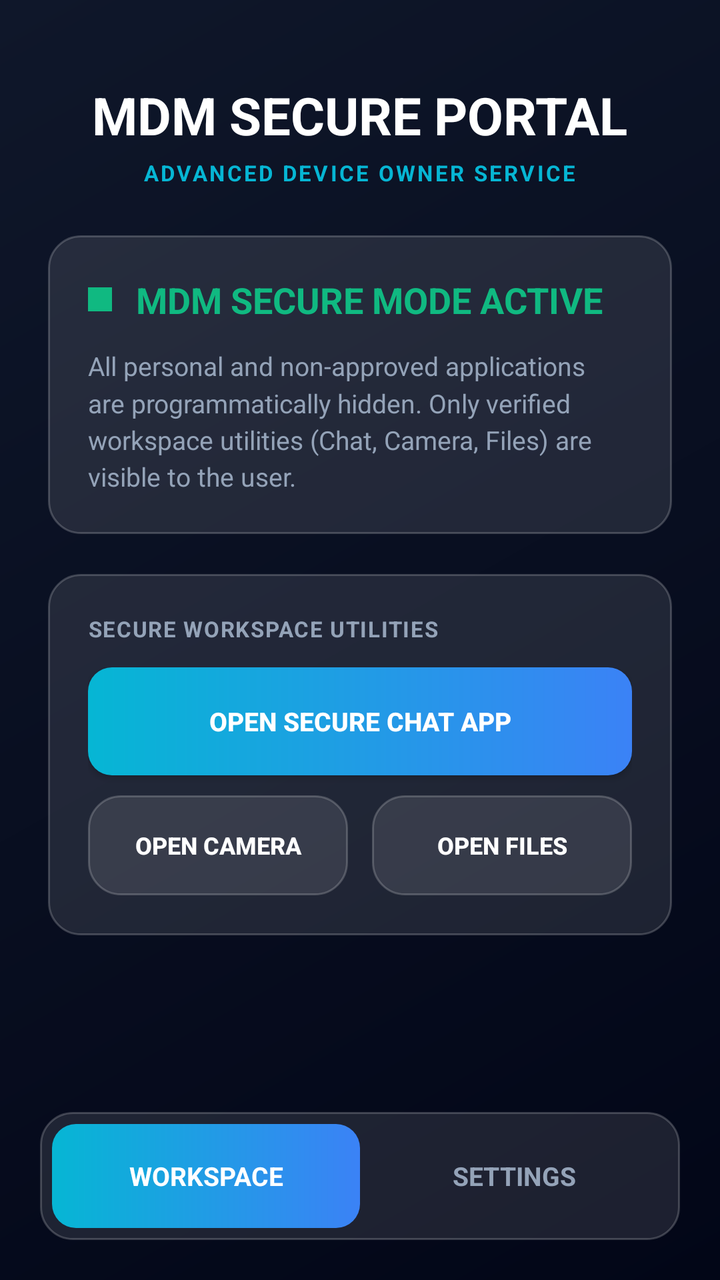
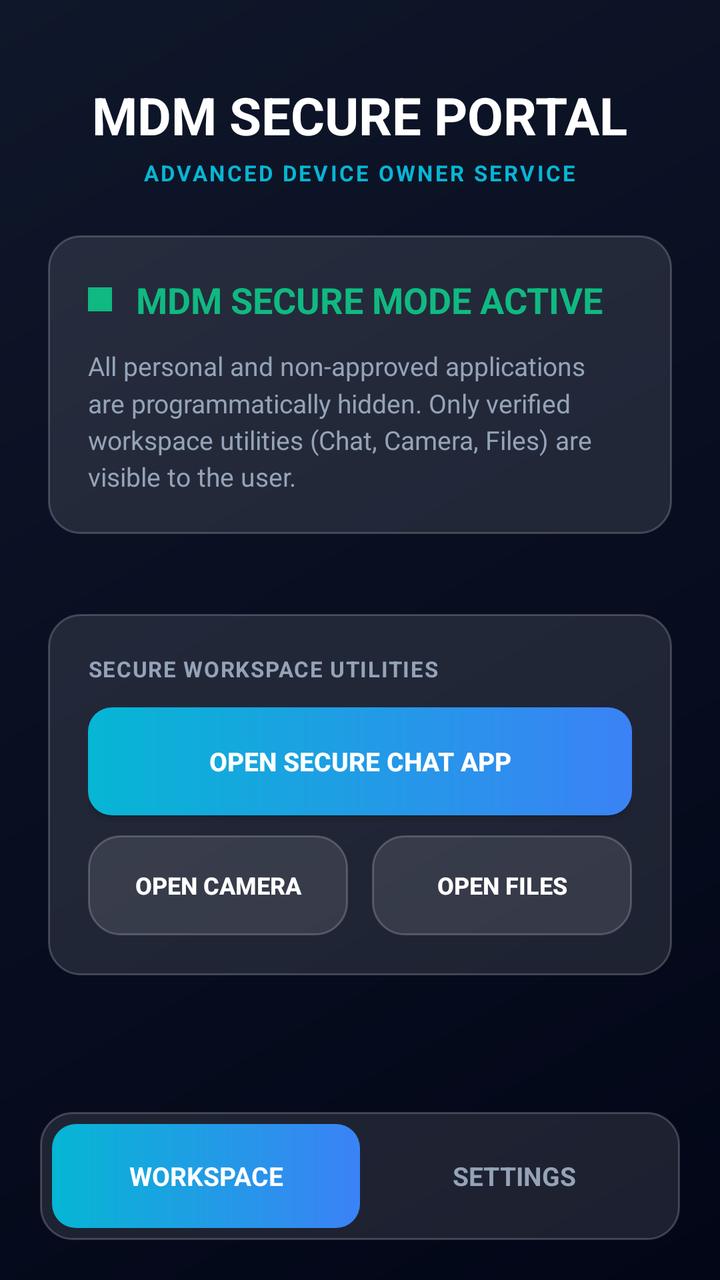

Screens rendered from an Android XML layout before and after an edit, with the pre-edit source and the edit as a unified diff.
<!-- AndroidManifest.xml: activity theme Theme.AppCompat.NoActionBar -->
<!-- res/layout/activity_main.xml -->
<?xml version="1.0" encoding="utf-8"?>
<FrameLayout xmlns:android="http://schemas.android.com/apk/res/android"
    android:layout_width="match_parent"
    android:layout_height="match_parent"
    android:background="@drawable/dashboard_bg">

    <LinearLayout
        android:layout_width="match_parent"
        android:layout_height="match_parent"
        android:orientation="vertical">

        
        <FrameLayout
            android:layout_width="match_parent"
            android:layout_height="0dp"
            android:layout_weight="1">

            
            <ScrollView
                android:id="@+id/layout_workspace"
                android:layout_width="match_parent"
                android:layout_height="match_parent"
                android:fillViewport="true"
                android:scrollbars="none"
                android:visibility="visible">

                <LinearLayout
                    android:layout_width="match_parent"
                    android:layout_height="wrap_content"
                    android:orientation="vertical"
                    android:padding="24dp">

                    
                    <TextView
                        android:layout_width="wrap_content"
                        android:layout_height="wrap_content"
                        android:layout_gravity="center_horizontal"
                        android:layout_marginTop="16dp"
                        android:text="MDM SECURE PORTAL"
                        android:textColor="@color/text_primary"
                        android:textSize="26sp"
                        android:textStyle="bold" />

                    <TextView
                        android:layout_width="wrap_content"
                        android:layout_height="wrap_content"
                        android:layout_gravity="center_horizontal"
                        android:layout_marginTop="4dp"
                        android:text="ADVANCED DEVICE OWNER SERVICE"
                        android:textColor="@color/accent_blue_start"
                        android:textSize="11sp"
                        android:textStyle="bold"
                        android:letterSpacing="0.1" />

                    
                    <View
                        android:layout_width="match_parent"
                        android:layout_height="24dp" />

                    
                    <LinearLayout
                        android:layout_width="match_parent"
                        android:layout_height="wrap_content"
                        android:background="@drawable/glass_card_bg"
                        android:orientation="vertical"
                        android:padding="20dp">

                        <LinearLayout
                            android:layout_width="match_parent"
                            android:layout_height="wrap_content"
                            android:gravity="center_vertical"
                            android:orientation="horizontal">

                            
                            <View
                                android:id="@+id/v_status_dot"
                                android:layout_width="12dp"
                                android:layout_height="12dp"
                                android:background="@color/accent_green_start" />

                            <TextView
                                android:id="@+id/tv_status_title"
                                android:layout_width="wrap_content"
                                android:layout_height="wrap_content"
                                android:layout_marginStart="12dp"
                                android:text="MDM SECURE MODE ACTIVE"
                                android:textColor="@color/accent_green_start"
                                android:textSize="18sp"
                                android:textStyle="bold" />
                        </LinearLayout>

                        <TextView
                            android:id="@+id/tv_status_desc"
                            android:layout_width="match_parent"
                            android:layout_height="wrap_content"
                            android:layout_marginTop="12dp"
                            android:text="All personal and non-approved applications are programmatically hidden. Only verified workspace utilities (Chat, Camera, Files) are visible to the user."
                            android:textColor="@color/text_secondary"
                            android:textSize="13sp"
                            android:lineSpacingMultiplier="1.2" />
                    </LinearLayout>

                    
                    <View
                        android:layout_width="match_parent"
                        android:layout_height="20dp" />

                    
                    <LinearLayout
                        android:layout_width="match_parent"
                        android:layout_height="wrap_content"
                        android:background="@drawable/glass_card_bg"
                        android:orientation="vertical"
                        android:padding="20dp">

                        <TextView
                            android:layout_width="wrap_content"
                            android:layout_height="wrap_content"
                            android:text="SECURE WORKSPACE UTILITIES"
                            android:textColor="@color/text_secondary"
                            android:textSize="11sp"
                            android:textStyle="bold"
                            android:letterSpacing="0.05" />

                        
                        <LinearLayout
                            android:layout_width="match_parent"
                            android:layout_height="wrap_content"
                            android:layout_marginTop="12dp"
                            android:orientation="vertical">

                            
                            <Button
                                android:id="@+id/btn_launch_chat"
                                android:layout_width="match_parent"
                                android:layout_height="54dp"
                                android:background="@drawable/accent_btn_bg"
                                android:text="OPEN SECURE CHAT APP"
                                android:textColor="@color/text_primary"
                                android:textSize="13sp"
                                android:textStyle="bold" />

                            
                            <LinearLayout
                                android:layout_width="match_parent"
                                android:layout_height="50dp"
                                android:layout_marginTop="10dp"
                                android:orientation="horizontal">

                                <Button
                                    android:id="@+id/btn_launch_camera"
                                    android:layout_width="0dp"
                                    android:layout_height="match_parent"
                                    android:layout_weight="1"
                                    android:layout_marginEnd="6dp"
                                    android:background="@drawable/glass_card_bg"
                                    android:text="OPEN CAMERA"
                                    android:textColor="@color/text_primary"
                                    android:textSize="12sp"
                                    android:textStyle="bold" />

                                <Button
                                    android:id="@+id/btn_launch_files"
                                    android:layout_width="0dp"
                                    android:layout_height="match_parent"
                                    android:layout_weight="1"
                                    android:layout_marginStart="6dp"
                                    android:background="@drawable/glass_card_bg"
                                    android:text="OPEN FILES"
                                    android:textColor="@color/text_primary"
                                    android:textSize="12sp"
                                    android:textStyle="bold" />
                            </LinearLayout>
                        </LinearLayout>
                    </LinearLayout>

                </LinearLayout>
            </ScrollView>

            
            <ScrollView
                android:id="@+id/layout_settings"
                android:layout_width="match_parent"
                android:layout_height="match_parent"
                android:fillViewport="true"
                android:scrollbars="none"
                android:visibility="gone">

                <LinearLayout
                    android:layout_width="match_parent"
                    android:layout_height="wrap_content"
                    android:orientation="vertical"
                    android:padding="24dp">

                    
                    <TextView
                        android:layout_width="wrap_content"
                        android:layout_height="wrap_content"
                        android:layout_gravity="center_horizontal"
                        android:layout_marginTop="16dp"
                        android:text="MDM SETTINGS"
                        android:textColor="@color/text_primary"
                        android:textSize="26sp"
                        android:textStyle="bold" />

                    <TextView
                        android:layout_width="wrap_content"
                        android:layout_height="wrap_content"
                        android:layout_gravity="center_horizontal"
                        android:layout_marginTop="4dp"
                        android:text="SYSTEM LAYER MANAGEMENT"
                        android:textColor="@color/accent_blue_start"
                        android:textSize="11sp"
                        android:textStyle="bold"
                        android:letterSpacing="0.1" />

                    
                    <View
                        android:layout_width="match_parent"
                        android:layout_height="24dp" />

                    
                    <LinearLayout
                        android:layout_width="match_parent"
                        android:layout_height="wrap_content"
                        android:background="@drawable/glass_card_bg"
                        android:orientation="vertical"
                        android:padding="20dp">

                        <TextView
                            android:layout_width="wrap_content"
                            android:layout_height="wrap_content"
                            android:text="DEVICE DIAGNOSTICS"
                            android:textColor="@color/text_secondary"
                            android:textSize="11sp"
                            android:textStyle="bold"
                            android:letterSpacing="0.05" />

                        
                        <LinearLayout
                            android:layout_width="match_parent"
                            android:layout_height="wrap_content"
                            android:layout_marginTop="12dp"
                            android:orientation="vertical">

                            <LinearLayout
                                android:layout_width="match_parent"
                                android:layout_height="wrap_content"
                                android:orientation="horizontal"
                                android:paddingVertical="8dp">
                                <TextView
                                    android:layout_width="120dp"
                                    android:layout_height="wrap_content"
                                    android:text="Device ID:"
                                    android:textColor="@color/text_secondary"
                                    android:textSize="13sp" />
                                <TextView
                                    android:id="@+id/tv_device_id"
                                    android:layout_width="wrap_content"
                                    android:layout_height="wrap_content"
                                    android:text="Offline"
                                    android:textColor="@color/text_primary"
                                    android:textSize="13sp" />
                            </LinearLayout>

                            <LinearLayout
                                android:layout_width="match_parent"
                                android:layout_height="wrap_content"
                                android:orientation="horizontal"
                                android:paddingVertical="8dp">
                                <TextView
                                    android:layout_width="120dp"
                                    android:layout_height="wrap_content"
                                    android:text="IMEI / SN:"
                                    android:textColor="@color/text_secondary"
                                    android:textSize="13sp" />
                                <TextView
                                    android:id="@+id/tv_imei"
                                    android:layout_width="wrap_content"
                                    android:layout_height="wrap_content"
                                    android:text="Unavailable"
                                    android:textColor="@color/text_primary"
                                    android:textSize="13sp" />
                            </LinearLayout>

                            <LinearLayout
                                android:layout_width="match_parent"
                                android:layout_height="wrap_content"
                                android:orientation="horizontal"
                                android:paddingVertical="8dp">
                                <TextView
                                    android:layout_width="120dp"
                                    android:layout_height="wrap_content"
                                    android:text="DPC Owner:"
                                    android:textColor="@color/text_secondary"
                                    android:textSize="13sp" />
                                <TextView
                                    android:id="@+id/tv_dpc_owner"
                                    android:layout_width="wrap_content"
                                    android:layout_height="wrap_content"
                                    android:text="VERIFIED"
                                    android:textColor="@color/accent_blue_start"
                                    android:textSize="13sp"
                                    android:textStyle="bold" />
                            </LinearLayout>

                            <LinearLayout
                                android:layout_width="match_parent"
                                android:layout_height="wrap_content"
                                android:orientation="horizontal"
                                android:paddingVertical="8dp">
                                <TextView
                                    android:layout_width="120dp"
                                    android:layout_height="wrap_content"
                                    android:text="Server Status:"
                                    android:textColor="@color/text_secondary"
                                    android:textSize="13sp" />
                                <TextView
                                    android:layout_width="wrap_content"
                                    android:layout_height="wrap_content"
                                    android:text="CONNECTED"
                                    android:textColor="@color/accent_green_start"
                                    android:textSize="13sp"
                                    android:textStyle="bold" />
                            </LinearLayout>
                        </LinearLayout>
                    </LinearLayout>

                    
                    <View
                        android:layout_width="match_parent"
                        android:layout_height="16dp" />

                    
                    <LinearLayout
                        android:layout_width="match_parent"
                        android:layout_height="wrap_content"
                        android:background="@drawable/glass_card_bg"
                        android:orientation="vertical"
                        android:padding="20dp">

                        <TextView
                            android:layout_width="wrap_content"
                            android:layout_height="wrap_content"
                            android:text="SYSTEM INFO"
                            android:textColor="@color/text_secondary"
                            android:textSize="11sp"
                            android:textStyle="bold"
                            android:letterSpacing="0.05" />

                        
                        <LinearLayout
                            android:id="@+id/layout_system_version"
                            android:layout_width="match_parent"
                            android:layout_height="wrap_content"
                            android:layout_marginTop="12dp"
                            android:background="?android:attr/selectableItemBackground"
                            android:clickable="true"
                            android:focusable="true"
                            android:orientation="horizontal"
                            android:paddingVertical="12dp">

                            <TextView
                                android:layout_width="0dp"
                                android:layout_height="wrap_content"
                                android:layout_weight="1"
                                android:text="System Version"
                                android:textColor="@color/text_primary"
                                android:textSize="14sp"
                                android:textStyle="bold" />

                            <TextView
                                android:layout_width="wrap_content"
                                android:layout_height="wrap_content"
                                android:text="1.0.0 (Release-Build 58)"
                                android:textColor="@color/text_secondary"
                                android:textSize="14sp" />
                        </LinearLayout>
                    </LinearLayout>

                </LinearLayout>
            </ScrollView>

        </FrameLayout>

        
        <LinearLayout
            android:layout_width="match_parent"
            android:layout_height="64dp"
            android:layout_marginHorizontal="20dp"
            android:layout_marginBottom="20dp"
            android:background="@drawable/glass_card_bg"
            android:orientation="horizontal"
            android:padding="6dp">

            
            <TextView
                android:id="@+id/btn_tab_workspace"
                android:layout_width="0dp"
                android:layout_height="match_parent"
                android:layout_weight="1"
                android:gravity="center"
                android:text="WORKSPACE"
                android:textColor="@color/text_primary"
                android:textSize="13sp"
                android:textStyle="bold"
                android:clickable="true"
                android:focusable="true"
                android:background="@drawable/accent_btn_bg" />

            
            <TextView
                android:id="@+id/btn_tab_settings"
                android:layout_width="0dp"
                android:layout_height="match_parent"
                android:layout_weight="1"
                android:gravity="center"
                android:text="SETTINGS"
                android:textColor="@color/text_secondary"
                android:textSize="13sp"
                android:textStyle="bold"
                android:clickable="true"
                android:focusable="true"
                android:background="?android:attr/selectableItemBackground" />

        </LinearLayout>

    </LinearLayout>
</FrameLayout>
<!-- resources referenced by this layout -->
<resources>
  <color name="accent_blue_start">#06B6D4</color>
  <color name="accent_green_start">#10B981</color>
  <color name="text_primary">#FFFFFF</color>
  <color name="text_secondary">#94A3B8</color>
  <!-- drawable accent_btn_bg (drawable) -->
  <?xml version="1.0" encoding="utf-8"?>
  <shape xmlns:android="http://schemas.android.com/apk/res/android"
      android:shape="rectangle">
      <gradient
          android:type="linear"
          android:angle="0"
          android:startColor="@color/accent_blue_start"
          android:endColor="@color/accent_blue_end" />
      <corners android:radius="12dp" />
  </shape>
  <!-- drawable dashboard_bg (drawable) -->
  <?xml version="1.0" encoding="utf-8"?>
  <shape xmlns:android="http://schemas.android.com/apk/res/android"
      android:shape="rectangle">
      <gradient
          android:type="linear"
          android:angle="315"
          android:startColor="@color/bg_dark_start"
          android:endColor="@color/bg_dark_end" />
  </shape>
  <!-- drawable glass_card_bg (drawable) -->
  <?xml version="1.0" encoding="utf-8"?>
  <shape xmlns:android="http://schemas.android.com/apk/res/android"
      android:shape="rectangle">
      <solid android:color="@color/glass_bg" />
      <stroke
          android:width="1dp"
          android:color="@color/glass_border" />
      <corners android:radius="16dp" />
  </shape>
  <color name="accent_blue_end">#3B82F6</color>
  <color name="bg_dark_start">#0F172A</color>
  <color name="bg_dark_end">#020617</color>
  <color name="glass_bg">#1AFFFFFF</color>
  <color name="glass_border">#33FFFFFF</color>
</resources>

<!-- the commit's change to res/layout/activity_main.xml (unified diff, before → after) -->
@@ -107,6 +107,59 @@
 
                     
                     <LinearLayout
+                        android:id="@+id/card_activation"
+                        android:layout_width="match_parent"
+                        android:layout_height="wrap_content"
+                        android:background="@drawable/glass_card_bg"
+                        android:orientation="vertical"
+                        android:padding="20dp"
+                        android:visibility="gone">
+
+                        <TextView
+                            android:layout_width="wrap_content"
+                            android:layout_height="wrap_content"
+                            android:text="ACTIVATION REQUIRED"
+                            android:textColor="@color/accent_green_start"
+                            android:textSize="16sp"
+                            android:textStyle="bold" />
+
+                        <TextView
+                            android:id="@+id/tv_activation_imei"
+                            android:layout_width="wrap_content"
+                            android:layout_height="wrap_content"
+                            android:layout_marginTop="8dp"
+                            android:text="IMEI: Loading..."
+                            android:textColor="@color/text_secondary"
+                            android:textSize="12sp" />
+
+                        <TextView
+                            android:layout_width="wrap_content"
+                            android:layout_height="wrap_content"
+                            android:layout_marginTop="12dp"
+                            android:text="Tap the button below to activate MDM Secure Mode.\nDevice Owner must be set via ADB first."
+                            android:textColor="@color/text_secondary"
+                            android:textSize="12sp"
+                            android:lineSpacingMultiplier="1.2" />
+
+                        <Button
+                            android:id="@+id/btn_activate_secure_mode"
+                            android:layout_width="match_parent"
+                            android:layout_height="54dp"
+                            android:layout_marginTop="16dp"
+                            android:background="@drawable/accent_btn_bg"
+                            android:text="ACTIVATE MDM SECURE MODE"
+                            android:textColor="@color/text_primary"
+                            android:textSize="13sp"
+                            android:textStyle="bold" />
+                    </LinearLayout>
+
+                    
+                    <View
+                        android:layout_width="match_parent"
+                        android:layout_height="20dp" />
+
+                    
+                    <LinearLayout
                         android:layout_width="match_parent"
                         android:layout_height="wrap_content"
                         android:background="@drawable/glass_card_bg"
@@ -114,6 +167,7 @@
                         android:padding="20dp">
 
                         <TextView
+                            android:id="@+id/tv_workspace_label"
                             android:layout_width="wrap_content"
                             android:layout_height="wrap_content"
                             android:text="SECURE WORKSPACE UTILITIES"
